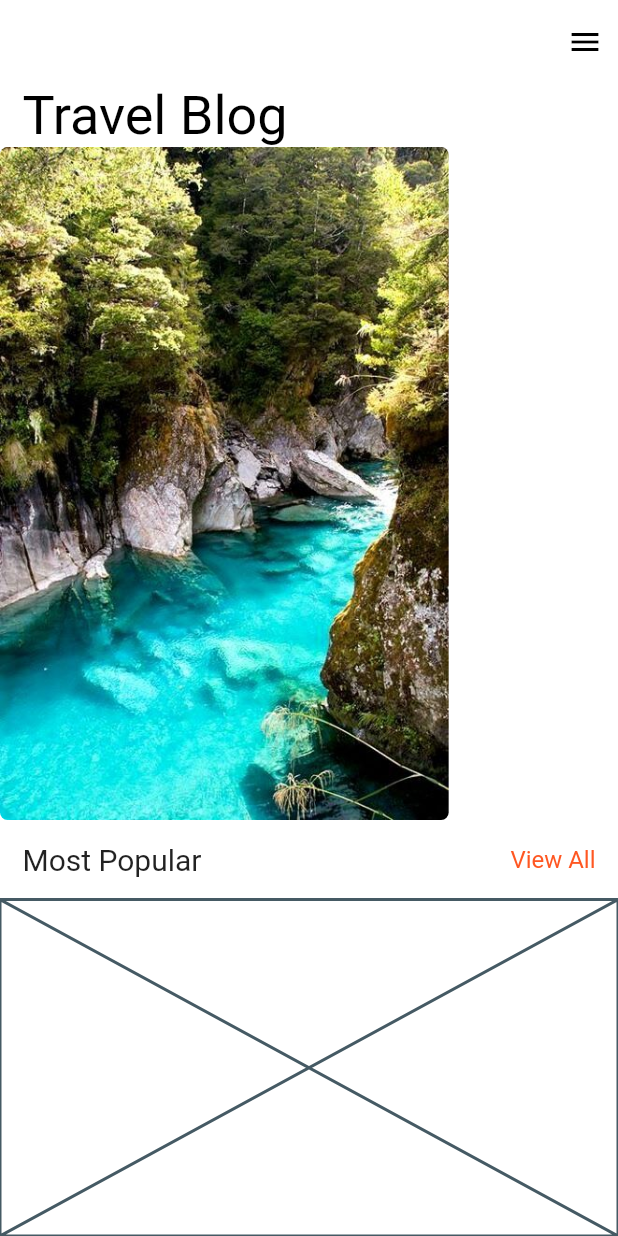
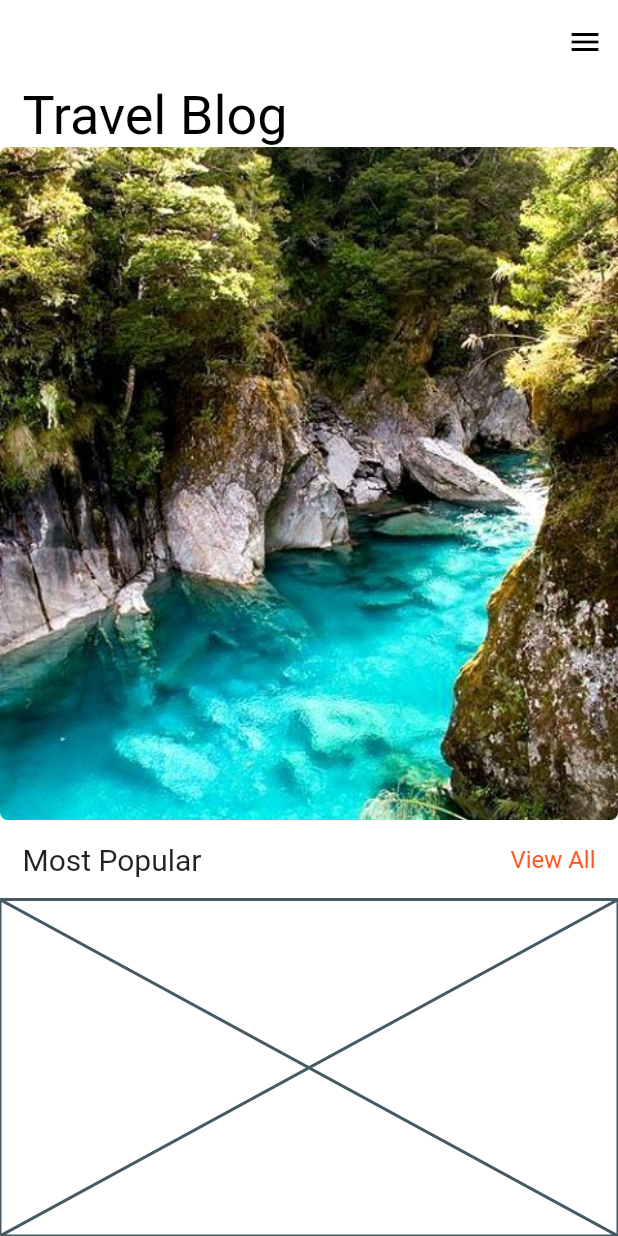
Before and after one commit to gulsenkeskin/travel-blog, a Flutter app: the screen it shows after launch, on a phone screen of 412 x 824 dp. Run offline on Flutter 3.47's test engine with Material 2 defaults, Android fonts, the phone set to English and light mode, and no system bars.

Commit message:
Update travel_blog.dart
img width double.infinity

```diff
--- a/lib/widgets/travel_blog.dart
+++ b/lib/widgets/travel_blog.dart
@@ -2,18 +2,22 @@ import 'package:flutter/material.dart';
 import 'package:travel_blog/model/travel.dart';
 
 class TravelBlog extends StatelessWidget {
-  final _list=Travel.generateTravelBlog();
-  final _pageCtrl=PageController(viewportFraction: 0.9);
+  final _list = Travel.generateTravelBlog();
+  final _pageCtrl = PageController(viewportFraction: 0.9);
 
   @override
   Widget build(BuildContext context) {
-    return PageView.builder(itemBuilder: (context,index){
-      var travel= _list[index];
+    return PageView.builder(itemBuilder: (context, index) {
+      var travel = _list[index];
       return Stack(
         children: [
           ClipRRect(
             borderRadius: BorderRadius.circular(5),
-                child: Image.asset(travel.url),
+            child: Image.asset(
+              travel.url,
+              width: double.infinity,
+              fit: BoxFit.cover,
+            ),
           )
         ],
       );
```
Lines whose indentation alone changed are shown as unchanged.
